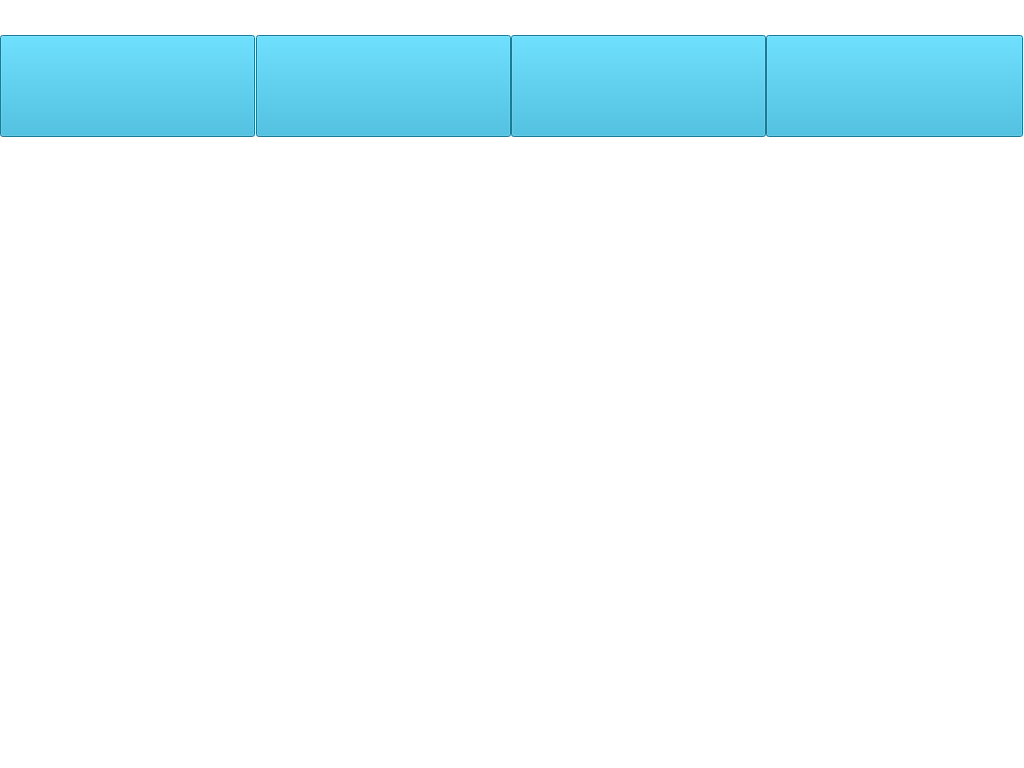
Above: pvmsmenuwidget.ui from 1157889734/x86MyAppliction before the change. Below: the same form after it.
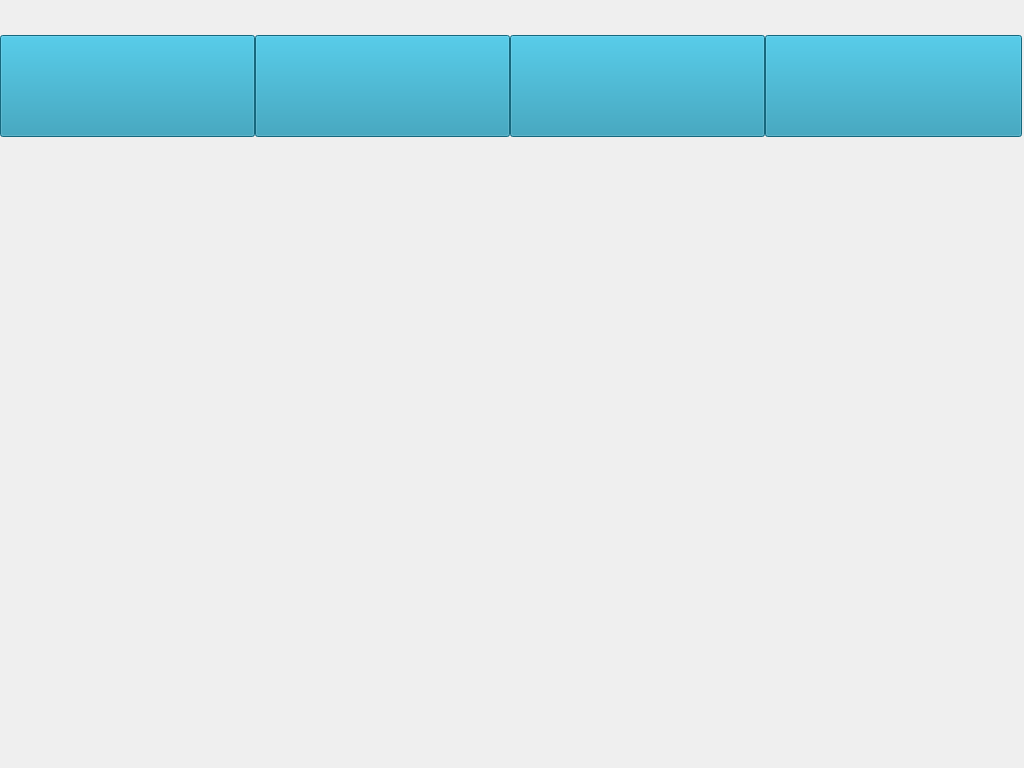
That is the form after the change. Icons and pictures are not drawn.

The edit to the form file:
```diff
--- a/pvmsmenuwidget.ui
+++ b/pvmsmenuwidget.ui
@@ -51,12 +51,10 @@
    </property>
    <property name="styleSheet">
     <string notr="true">QPushButton{
-background-color: rgb(34, 172, 211);}
+background-color: rgb(29, 145, 177);}
 
 #QPushButton:hover{border-color: rgb(255, 255, 255);border-width: 2px;border-style: solid;}
 
-QPushButton:pressed
-{border-color: rgb(170, 170, 170);border-width: 2px;border-style: solid;}
 
 
 
@@ -93,7 +91,7 @@
   <widget class="QPushButton" name="recordPlayMenuPushButton">
    <property name="geometry">
     <rect>
-     <x>256</x>
+     <x>255</x>
      <y>35</y>
      <width>255</width>
      <height>102</height>
@@ -106,12 +104,8 @@
    </property>
    <property name="styleSheet">
     <string notr="true">QPushButton{
-background-color: rgb(34, 172, 211);}
-
-#QPushButton:hover{border-color: rgb(255, 255, 255);border-width: 2px;border-style: solid;}
-
-QPushButton:pressed
-{border-color: rgb(170, 170, 170);border-width: 2px;border-style: solid;}</string>
+background-color: rgb(29, 145, 177);}
+</string>
    </property>
    <property name="text">
     <string/>
@@ -126,7 +120,7 @@
   <widget class="QPushButton" name="devManageMenuPushButton">
    <property name="geometry">
     <rect>
-     <x>511</x>
+     <x>510</x>
      <y>35</y>
      <width>255</width>
      <height>102</height>
@@ -139,12 +133,7 @@
    </property>
    <property name="styleSheet">
     <string notr="true">QPushButton{
-background-color: rgb(34, 172, 211);}
-
-#QPushButton:hover{border-color: rgb(255, 255, 255);border-width: 2px;border-style: solid;}
-
-QPushButton:pressed
-{border-color: rgb(170, 170, 170);border-width: 2px;border-style: solid;}</string>
+background-color: rgb(29, 145, 177);}</string>
    </property>
    <property name="text">
     <string/>
@@ -162,7 +151,7 @@
    </property>
    <property name="geometry">
     <rect>
-     <x>766</x>
+     <x>765</x>
      <y>35</y>
      <width>257</width>
      <height>102</height>
@@ -178,12 +167,9 @@
    </property>
    <property name="styleSheet">
     <string notr="true">QPushButton{
-background-color: rgb(34, 172, 211);}
+background-color: rgb(29, 145, 177);}
 
-#QPushButton:hover{border-color: rgb(255, 255, 255);border-width: 2px;border-style: solid;}
-
-QPushButton:pressed
-{border-color: rgb(170, 170, 170);border-width: 2px;border-style: solid;}</string>
+</string>
    </property>
    <property name="text">
     <string/>
@@ -211,7 +197,13 @@
     </rect>
    </property>
    <property name="styleSheet">
-    <string notr="true">background-color: rgb(255, 255, 255);</string>
+    <string notr="true">#pvmsMenuWidget { 
+border-image: url(:/monres/Pantobg.bmp); 
+} 
+#pvmsMenuWidget * { 
+border-image:url(); 
+}
+</string>
    </property>
    <property name="text">
     <string/>
```
Left out of the diff: 1 changed line with no effect on the pictures.
